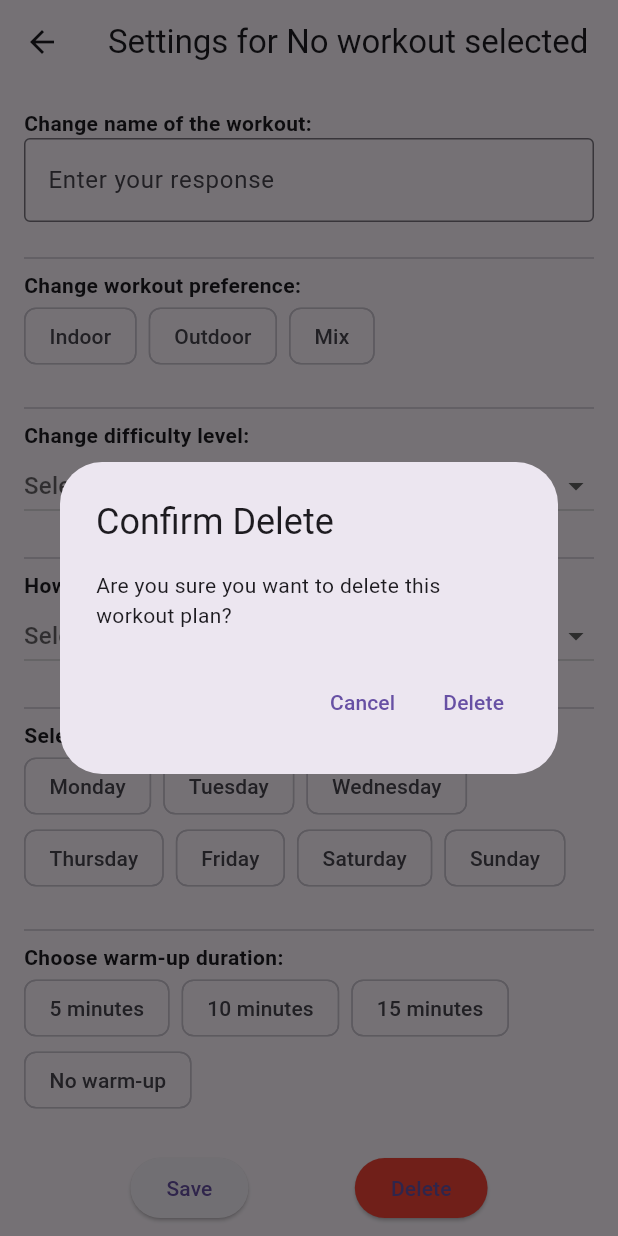
After one commit to Faonin/ai_pt, a Flutter app: the ActiveWorkoutSettings screen opened by its route, after a tap on "Delete", on a phone screen of 412 x 824 dp. The commit adds this screen. Run offline on Flutter 3.47's test engine with Material 3 defaults, Android fonts, the light colour scheme and no system bars; our stand-ins replace flutter_dotenv, sqflite; accounts and stored records are empty.

Commit message:
Added settings, added a distiction with anarobic exersices and the possitlity to delete workouts

```diff
--- a/lib/src/ai_features/chat_messager.dart
+++ b/lib/src/ai_features/chat_messager.dart
@@ -47,7 +47,7 @@ class CustomAssistantService {
     return response;
   }
 
-  Future<Map<String, dynamic>> getActiveWorkout(String desciption) async {
+  Future<Map<String, dynamic>> getActiveAnaerobicWorkout(String desciption) async {
     List userMessage = [
       {
         "role": "user",
@@ -56,7 +56,6 @@ class CustomAssistantService {
       }
     ];
     String response = await talkToChatGPT(userMessage);
-    print(jsonDecode(response));
     return jsonDecode(response);
   }
 }
--- a/lib/src/app.dart
+++ b/lib/src/app.dart
@@ -1,6 +1,7 @@
 import 'package:ai_pt/src/workout_creation/workout_creation_view.dart';
-import 'package:ai_pt/src/workout_view/active_workout_view.dart';
+import 'package:ai_pt/src/workout_view/active_anaerobic_workout_view.dart';
 import 'package:ai_pt/src/workout_view/active_workout_provider.dart';
+import 'package:ai_pt/src/workout_view/active_workout_settings.dart';
 import 'package:flutter/material.dart';
 import 'package:provider/provider.dart';
 
@@ -44,8 +45,10 @@ class MyApp extends StatelessWidget {
                       return WorkoutOverview();
                     case DashboardDetails.routeName:
                       return const DashboardDetails();
-                    case ActiveWorkoutView.routeName:
-                      return const ActiveWorkoutView();
+                    case ActiveAnaerobicWorkoutView.routeName:
+                      return const ActiveAnaerobicWorkoutView();
+                    case ActiveWorkoutSettings.routeName:
+                      return ActiveWorkoutSettings();
                     case Dashboard.routeName:
                     default:
                       return const Dashboard();
--- a/lib/src/storage_manager/workout_storage.dart
+++ b/lib/src/storage_manager/workout_storage.dart
@@ -48,22 +48,24 @@ class WorkoutStorageManager {
     );
   }
 
-  Future<int> removeItem() async {
+  Future<int> removeItem(String name) async {
     final db = await database;
     return await db.delete(
       'workout_plans',
-      where: '',
-      whereArgs: [],
+      where: 'name = ?',
+      whereArgs: [name],
     );
   }
 
   Future<List<Map<String, String>>> fetchItems() async {
     final db = await database;
     final List<Map<String, dynamic>> maps = await db.query('workout_plans', columns: ['name', 'workoutType']);
-    return maps.map((item) => {
-      'name': item['name'] as String,
-      'workoutType': item['workoutType'] as String,
-    }).toList();
+    return maps
+        .map((item) => {
+              'name': item['name'] as String,
+              'workoutType': item['workoutType'] as String,
+            })
+        .toList();
   }
 
   Future<List<Map<String, dynamic>>> fetchItem(String name) async {
--- a/lib/src/workout_creation/workout_manager.dart
+++ b/lib/src/workout_creation/workout_manager.dart
@@ -10,6 +10,7 @@ class WorkoutManager {
       "description",
       jsonEncode(answeredQuestions.sublist(2)),
     );
+
     String description = await CustomAssistantService().getADescriptionForAWorkout(answeredQuestions.sublist(1));
     WorkoutStorageManager().updateWorkoutPlan(
       answeredQuestions[0]['answer'],
@@ -18,4 +19,17 @@ class WorkoutManager {
       jsonEncode(answeredQuestions.sublist(2)),
     );
   }
+
+  Future<void> updateWorkoutPlan(List<Map<String, dynamic>> answeredQuestions) async {
+    WorkoutStorageManager().updateWorkoutPlan(
+      answeredQuestions[0]['answer'],
+      answeredQuestions[1]['answer'],
+      "description",
+      jsonEncode(answeredQuestions.sublist(2)),
+    );
+  }
+
+  Future<void> deleteWorkoutPlan(String name) async {
+    WorkoutStorageManager().removeItem(name);
+  }
 }
--- a/lib/src/workout_overveiw/workout_overview.dart
+++ b/lib/src/workout_overveiw/workout_overview.dart
@@ -1,6 +1,6 @@
 import 'package:ai_pt/src/storage_manager/workout_storage.dart';
 import 'package:ai_pt/src/workout_creation/workout_creation_view.dart';
-import 'package:ai_pt/src/workout_view/active_workout_view.dart';
+import 'package:ai_pt/src/workout_view/active_anaerobic_workout_view.dart';
 import 'package:ai_pt/src/workout_view/active_workout_provider.dart';
 import 'package:flutter/material.dart';
 import 'package:provider/provider.dart';
@@ -79,7 +79,11 @@ class WorkoutOverview extends StatelessWidget {
                               ),
                               onTap: () {
                                 context.read<ActiveWorkoutProvider>().setCurrentWorkout(workout['name']!);
-                                Navigator.restorablePushNamed(context, ActiveWorkoutView.routeName);
+                                if (workout['type'] == 'Strength' || workout['type'] == 'Muscle Growth') {
+                                  Navigator.restorablePushNamed(context, ActiveAnaerobicWorkoutView.routeName);
+                                } else {
+                                  // Handle other workout types if needed
+                                }
                               },
                             ),
                             const SizedBox(height: 20),
--- a/lib/src/workout_view/active_workout_view.dart
+++ b/lib/src/workout_view/active_anaerobic_workout_view.dart
@@ -1,11 +1,12 @@
+import 'package:ai_pt/src/workout_view/active_workout_settings.dart';
 import 'package:flutter/material.dart';
 import 'package:ai_pt/src/workout_view/active_workout_provider.dart';
 import 'package:provider/provider.dart';
 
-class ActiveWorkoutView extends StatelessWidget {
-  const ActiveWorkoutView({super.key});
+class ActiveAnaerobicWorkoutView extends StatelessWidget {
+  const ActiveAnaerobicWorkoutView({super.key});
 
-  static const routeName = '/activeWorkoutView';
+  static const routeName = '/activeAnaerobicWorkoutView';
 
   @override
   Widget build(BuildContext context) {
@@ -16,7 +17,7 @@ class ActiveWorkoutView extends StatelessWidget {
           IconButton(
             icon: const Icon(Icons.settings),
             onPressed: () {
-              // Change settings about the workout
+              Navigator.restorablePushNamed(context, ActiveWorkoutSettings.routeName);
             },
           ),
         ],
--- a/lib/src/workout_view/active_workout_provider.dart
+++ b/lib/src/workout_view/active_workout_provider.dart
@@ -17,12 +17,10 @@ class ActiveWorkoutProvider extends ChangeNotifier {
 
   void setCurrentWorkout(String workout) async {
     _currentWorkout = workout;
-
     notifyListeners();
 
     var description = await WorkoutStorageManager().fetchItem(_currentWorkout);
-    _workoutDetails = await assistantService.getActiveWorkout(description[0]['description']);
-
+    _workoutDetails = await assistantService.getActiveAnaerobicWorkout(description[0]['description']);
     notifyListeners();
   }
 }
--- /dev/null
+++ b/lib/src/workout_view/active_workout_settings.dart
@@ -0,0 +1,235 @@
+import 'package:ai_pt/src/workout_creation/workout_manager.dart';
+import 'package:flutter/material.dart';
+import 'package:provider/provider.dart';
+import 'package:ai_pt/src/workout_view/active_workout_provider.dart';
+
+class ActiveWorkoutSettings extends StatefulWidget {
+  ActiveWorkoutSettings({super.key});
+
+  static const routeName = '/activeWorkoutSettings';
+
+  final List<Map<String, dynamic>> questions = [
+    {
+      'type': 'free_text',
+      'question': 'Change name of the workout:',
+    },
+    {
+      'type': 'multiple',
+      'question': 'Change workout preference:',
+      'options': ['Indoor', 'Outdoor', 'Mix']
+    },
+    {
+      'type': 'dropdown',
+      'question': 'Change difficulty level:',
+      'options': ['Easy', 'Medium', 'Hard']
+    },
+    {
+      'type': 'dropdown',
+      'question': 'How many days do you want to workout?',
+      'options': ['1', '2', '3', '4', '5', '6', '7']
+    },
+    {
+      'type': 'multi_select',
+      'question': 'Select the days you want to workout:',
+      'options': ['Monday', 'Tuesday', 'Wednesday', 'Thursday', 'Friday', 'Saturday', 'Sunday']
+    },
+    {
+      'type': 'multiple',
+      'question': 'Choose warm-up duration:',
+      'options': ['5 minutes', '10 minutes', '15 minutes', 'No warm-up']
+    },
+    {
+      'type': 'free_text',
+      'question': 'Enter any additional details:',
+    },
+  ];
+
+  @override
+  State<ActiveWorkoutSettings> createState() => _ActiveWorkoutSettingsState();
+}
+
+class _ActiveWorkoutSettingsState extends State<ActiveWorkoutSettings> {
+  // Map to hold responses for each question.
+  // For free_text, the value will be a String.
+  // For multiple and dropdown, the value will be a String.
+  // For multi_select, the value will be a Set<String>.
+  final Map<int, dynamic> _responses = {};
+
+  // Controllers for free_text fields (keyed by question index)
+  final Map<int, TextEditingController> _controllers = {};
+
+  @override
+  void dispose() {
+    for (var controller in _controllers.values) {
+      controller.dispose();
+    }
+    super.dispose();
+  }
+
+  @override
+  Widget build(BuildContext context) {
+    final currentWorkout = context.watch<ActiveWorkoutProvider>().currentWorkout;
+    return Scaffold(
+      appBar: AppBar(
+        title: Text('Settings for $currentWorkout'),
+      ),
+      body: ListView.builder(
+        padding: const EdgeInsets.all(16.0),
+        itemCount: widget.questions.length,
+        itemBuilder: (context, index) {
+          final question = widget.questions[index];
+          return Column(
+            crossAxisAlignment: CrossAxisAlignment.start,
+            children: [
+              if (question['type'] == 'free_text') ...[
+                Text(
+                  question['question'],
+                  style: const TextStyle(fontWeight: FontWeight.bold),
+                ),
+                TextField(
+                  controller: _controllers.putIfAbsent(index, () => TextEditingController()),
+                  decoration: const InputDecoration(
+                    hintText: 'Enter your response',
+                    border: OutlineInputBorder(),
+                  ),
+                  onChanged: (value) {
+                    setState(() {
+                      _responses[index] = value;
+                    });
+                  },
+                ),
+              ] else if (question['type'] == 'multiple') ...[
+                Text(
+                  question['question'],
+                  style: const TextStyle(fontWeight: FontWeight.bold),
+                ),
+                Wrap(
+                  spacing: 8.0,
+                  children: (question['options'] as List<String>).map((option) {
+                    bool selected = _responses[index] == option;
+                    return ChoiceChip(
+                      label: Text(option),
+                      selected: selected,
+                      onSelected: (isSelected) {
+                        setState(() {
+                          // Toggle selection. Since it's a single selection,
+                          // setting the same value deselects.
+                          if (isSelected) {
+                            _responses[index] = option;
+                          } else {
+                            _responses[index] = null;
+                          }
+                        });
+                      },
+                    );
+                  }).toList(),
+                ),
+              ] else if (question['type'] == 'dropdown') ...[
+                Text(
+                  question['question'],
+                  style: const TextStyle(fontWeight: FontWeight.bold),
+                ),
+                DropdownButton<String>(
+                  isExpanded: true,
+                  value: _responses[index],
+                  hint: const Text('Select an option'),
+                  items: (question['options'] as List<String>).map((option) {
+                    return DropdownMenuItem(
+                      value: option,
+                      child: Text(option),
+                    );
+                  }).toList(),
+                  onChanged: (value) {
+                    setState(() {
+                      _responses[index] = value;
+                    });
+                  },
+                ),
+              ] else if (question['type'] == 'multi_select') ...[
+                Text(
+                  question['question'],
+                  style: const TextStyle(fontWeight: FontWeight.bold),
+                ),
+                Wrap(
+                  spacing: 8.0,
+                  children: (question['options'] as List<String>).map((option) {
+                    // Initialize a Set if needed.
+                    _responses[index] ??= <String>{};
+                    bool selected = (_responses[index] as Set<String>).contains(option);
+                    return FilterChip(
+                      label: Text(option),
+                      selected: selected,
+                      onSelected: (isSelected) {
+                        setState(() {
+                          final selections = _responses[index] as Set<String>;
+                          if (isSelected) {
+                            selections.add(option);
+                          } else {
+                            selections.remove(option);
+                          }
+                        });
+                      },
+                    );
+                  }).toList(),
+                ),
+              ],
+              const SizedBox(height: 16),
+              const Divider(),
+            ],
+          );
+        },
+      ),
+      bottomNavigationBar: SafeArea(
+        child: Padding(
+          padding: const EdgeInsets.symmetric(horizontal: 16.0, vertical: 8.0),
+          child: Row(
+            mainAxisAlignment: MainAxisAlignment.spaceEvenly,
+            children: [
+              ElevatedButton(
+                onPressed: () {
+                  // Save functionality (e.g., print responses)
+                  print(_responses);
+                },
+                child: const Text('Save'),
+              ),
+              ElevatedButton(
+                style: ElevatedButton.styleFrom(
+                  backgroundColor: Colors.red,
+                ),
+                onPressed: () async {
+                  bool? confirmed = await showDialog<bool>(
+                    context: context,
+                    builder: (context) {
+                      return AlertDialog(
+                        title: const Text('Confirm Delete'),
+                        content: const Text('Are you sure you want to delete this workout plan?'),
+                        actions: [
+                          TextButton(
+                            onPressed: () => Navigator.of(context).pop(false),
+                            child: const Text('Cancel'),
+                          ),
+                          TextButton(
+                            onPressed: () => Navigator.of(context).pop(true),
+                            child: const Text('Delete'),
+                          ),
+                        ],
+                      );
+                    },
+                  );
+                  if (confirmed == true) {
+                    // ignore: use_build_context_synchronously
+                    final currentWorkout = context.read<ActiveWorkoutProvider>().currentWorkout;
+                    await WorkoutManager().deleteWorkoutPlan(currentWorkout);
+                    // ignore: use_build_context_synchronously
+                    Navigator.popUntil(context, (route) => route.isFirst);
+                  }
+                },
+                child: const Text('Delete'),
+              ),
+            ],
+          ),
+        ),
+      ),
+    );
+  }
+}
```
